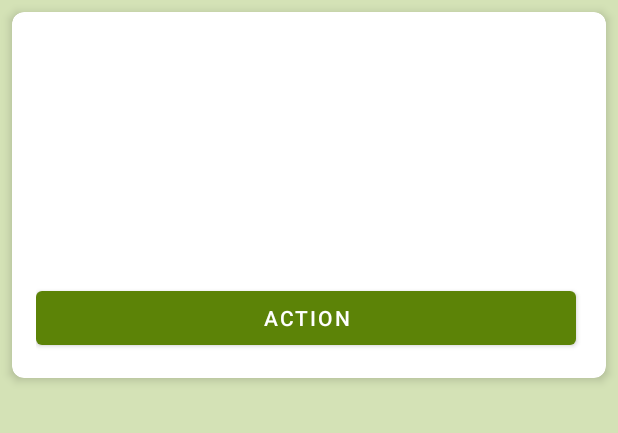
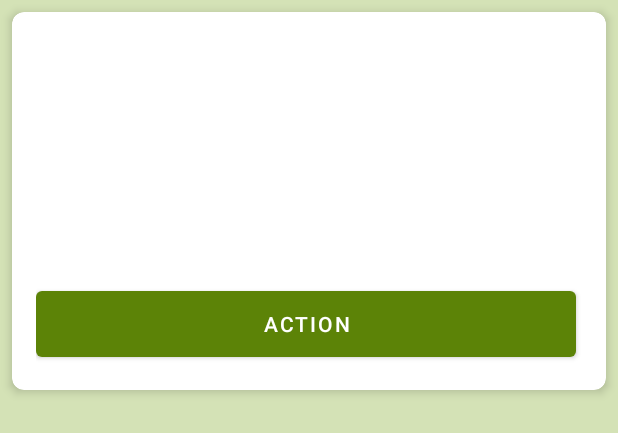
Before and after one commit to abubakar-shahid/EduConnect, an Android app: the layout item_post.xml on its own in the app's theme, with its tools: preview values and no code run, on a phone screen of 412 x 824 dp. Shown: the top 433 px of the screen. Run offline under Robolectric (Android 15) with nearby library versions, the phone set to English and light mode, and no system bars.

```diff
--- a/app/src/main/res/layout/item_post.xml
+++ b/app/src/main/res/layout/item_post.xml
@@ -73,6 +73,7 @@
             android:layout_height="wrap_content"
             android:orientation="horizontal"
             android:layout_marginTop="8dp"
+            android:gravity="center"
             app:layout_constraintTop_toBottomOf="@id/post_tokens"
             app:layout_constraintStart_toStartOf="parent"
             app:layout_constraintEnd_toEndOf="parent">
@@ -80,19 +81,21 @@
             <Button
                 android:id="@+id/post_action_button"
                 android:layout_width="0dp"
-                android:layout_height="wrap_content"
+                android:layout_height="56dp"
                 android:layout_weight="1"
                 android:text="Action"
-                android:layout_marginEnd="4dp"/>
+                android:layout_marginEnd="4dp"
+                android:textSize="14sp"/>
 
             <Button
                 android:id="@+id/check_proposals_button"
                 android:layout_width="0dp"
-                android:layout_height="wrap_content"
+                android:layout_height="56dp"
                 android:layout_weight="1"
                 android:text="Check Proposals"
                 android:layout_marginStart="4dp"
-                android:visibility="gone"/>
+                android:visibility="gone"
+                android:textSize="14sp"/>
 
         </LinearLayout>
 
```
Also changed, not shown: app/src/main/java/com/example/educonnect/PostAdapter.java (+102 -9 lines).
